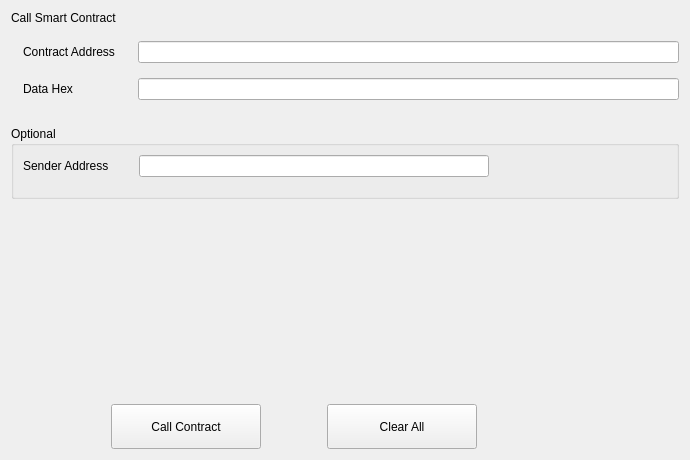
Old version of the form src/qt/forms/callcontract.ui in the repository qtumproject/qtum.
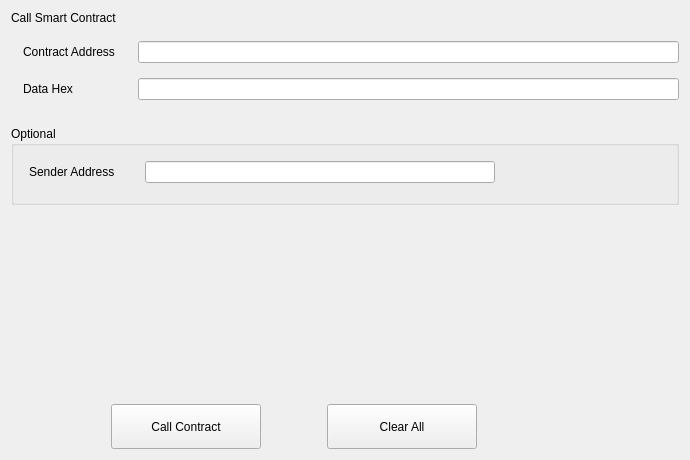
New version of the form.

```diff
--- a/src/qt/forms/callcontract.ui
+++ b/src/qt/forms/callcontract.ui
@@ -128,6 +128,12 @@
       <string>Optional</string>
      </property>
      <layout class="QGridLayout" name="gridLayout_3">
+      <property name="leftMargin">
+       <number>15</number>
+      </property>
+      <property name="topMargin">
+       <number>15</number>
+      </property>
       <property name="horizontalSpacing">
        <number>30</number>
       </property>
```
